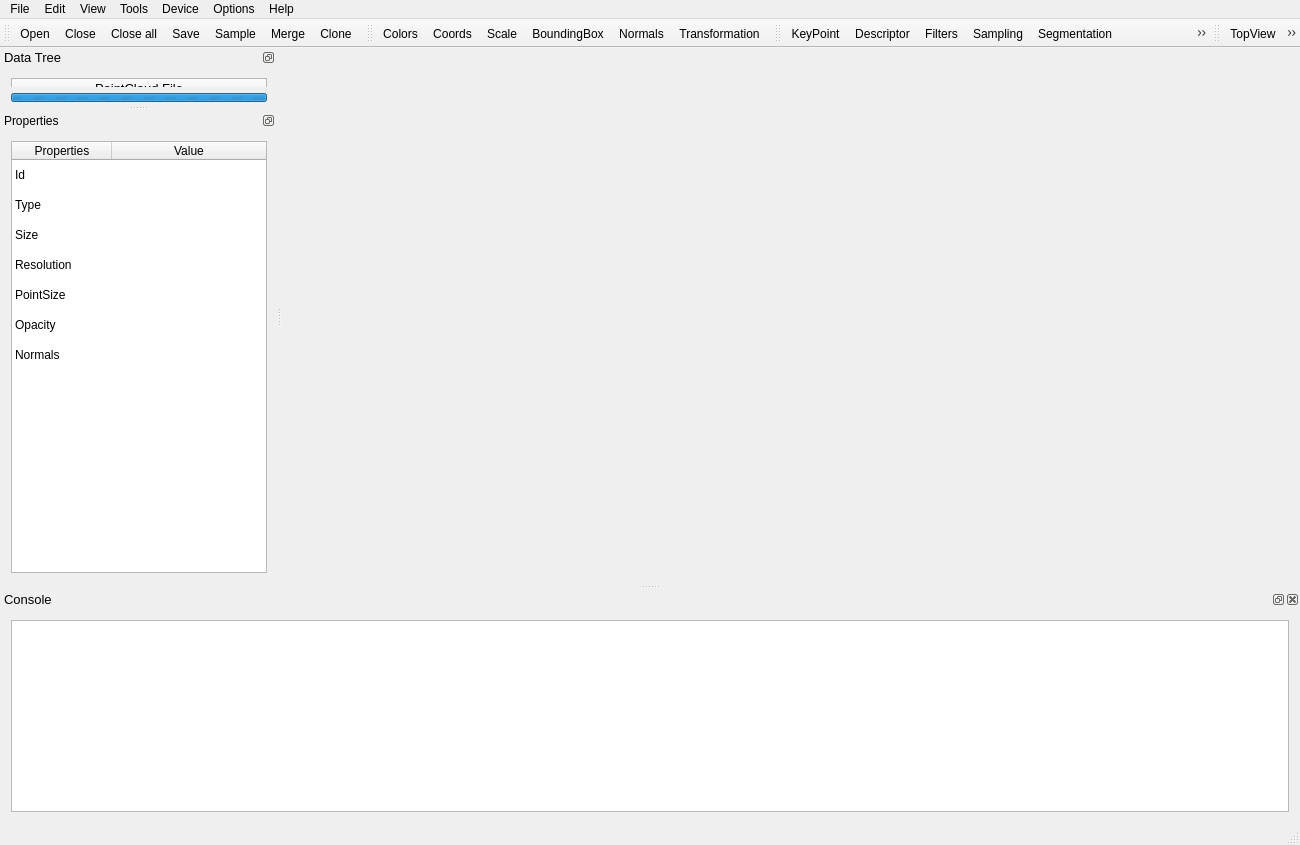
Above: cloudtool/mainwindow.ui from alex-hjm/cloudtool before the change. Below: the same form after it.
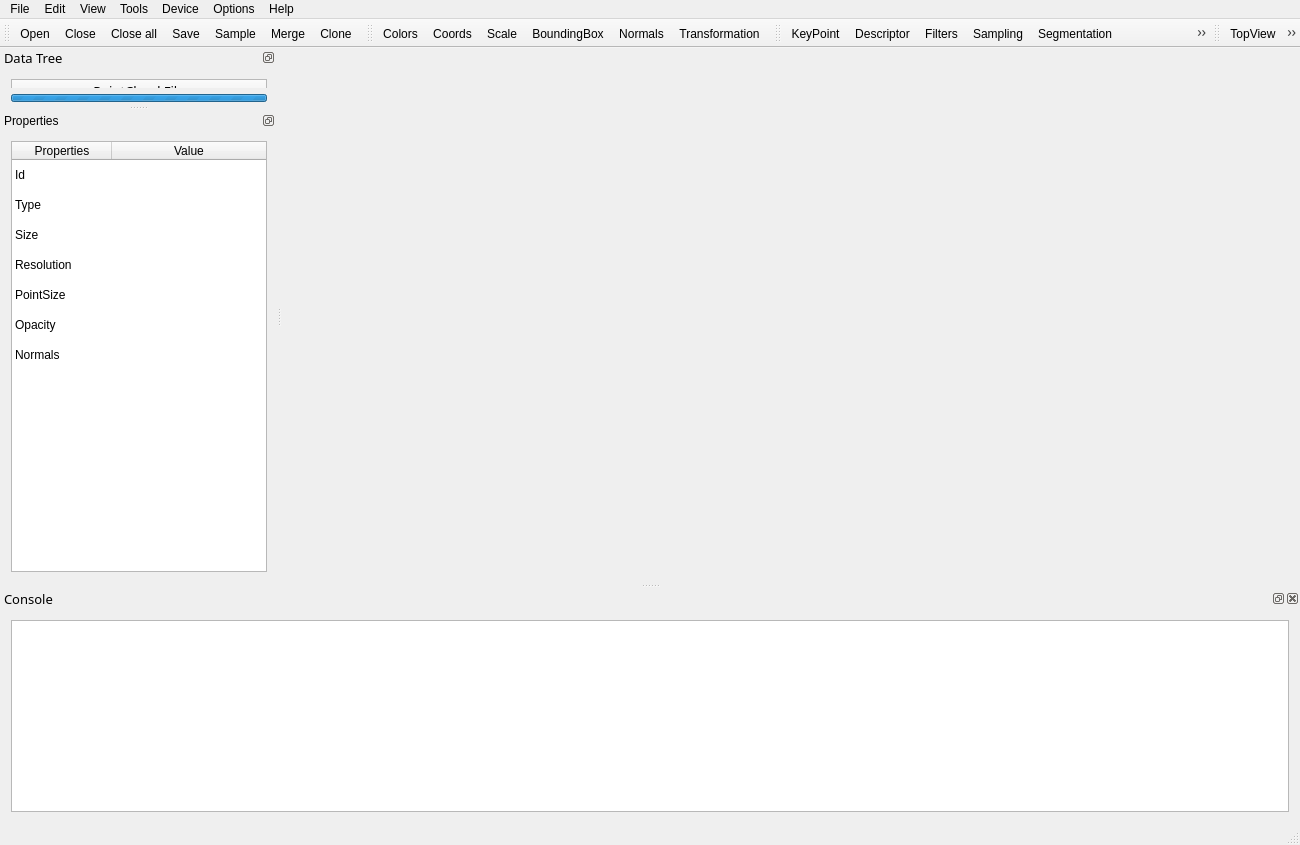
That is the form after the change. Icons and pictures are not drawn. Custom widgets are drawn as their Qt base class.

What changed in the file:
```diff
--- a/cloudtool/mainwindow.ui
+++ b/cloudtool/mainwindow.ui
@@ -247,7 +247,9 @@
    </property>
    <property name="font">
     <font>
+     <family>微软雅黑</family>
      <pointsize>10</pointsize>
+     <weight>50</weight>
      <italic>false</italic>
      <bold>false</bold>
     </font>
@@ -346,7 +348,9 @@
    </property>
    <property name="font">
     <font>
+     <family>微软雅黑</family>
      <pointsize>10</pointsize>
+     <weight>50</weight>
      <italic>false</italic>
      <bold>false</bold>
     </font>
```
Left out of the diff: 12 changed lines with no effect on the pictures.
